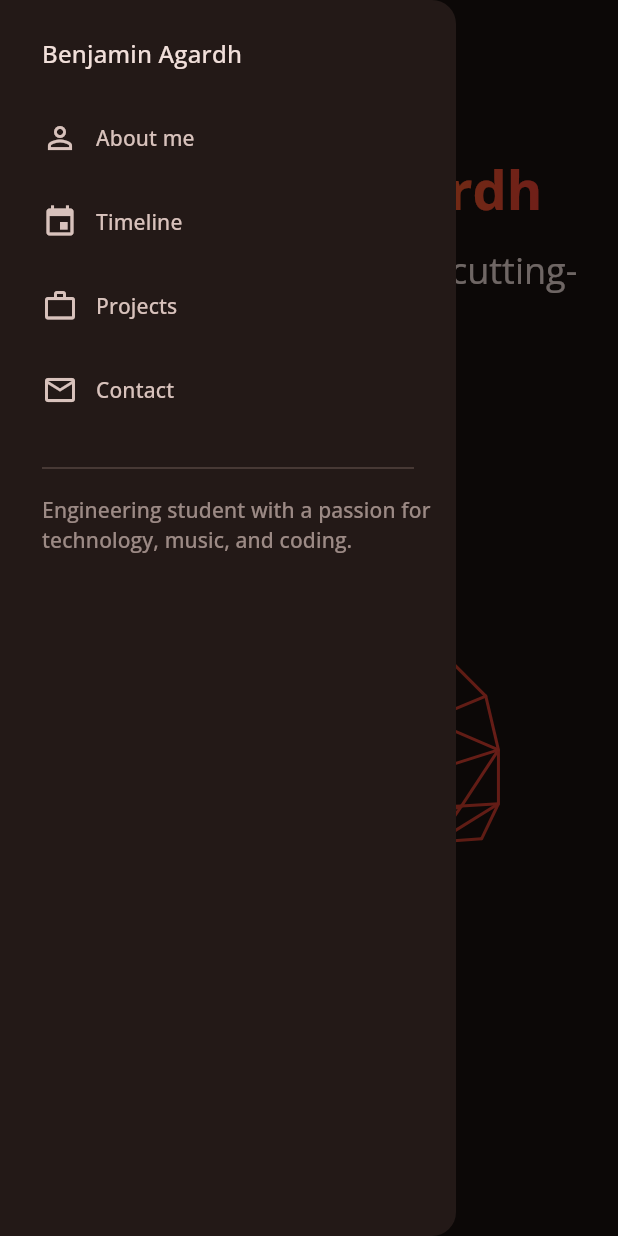
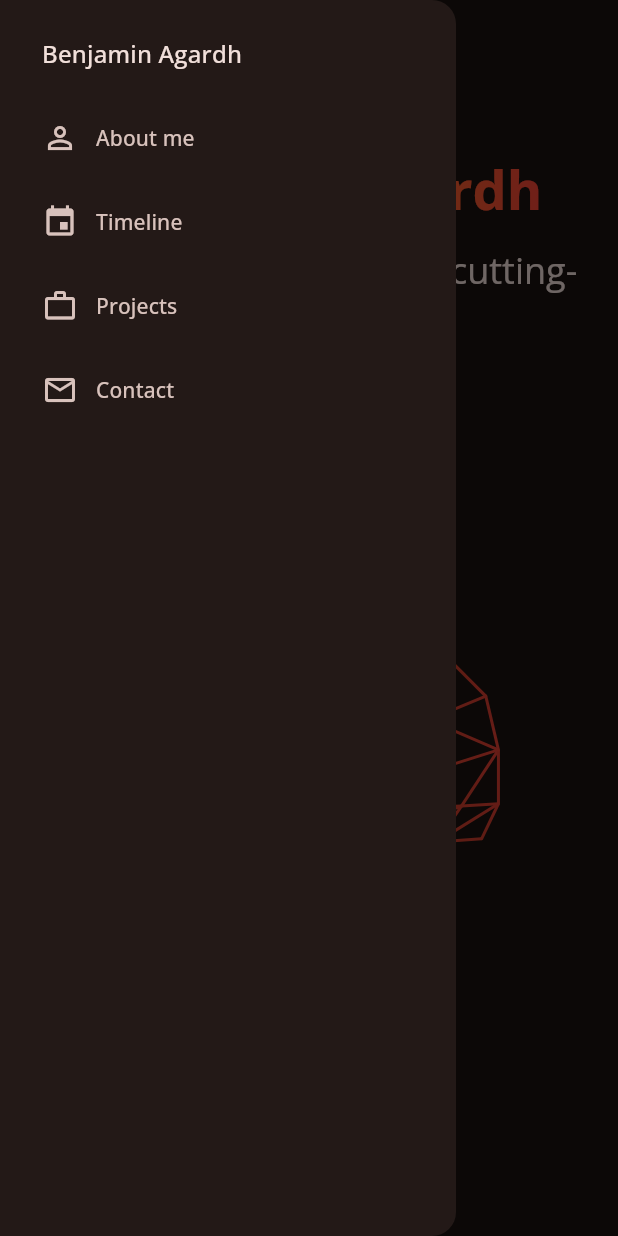
Before and after one commit to bemain/bemain.github.io, a Flutter app: the screen it shows after launch, with the side drawer open, on a phone screen of 412 x 824 dp. Run offline on Flutter 3.47's test engine with Material 3 defaults, Android fonts, the phone set to English and light mode, and no system bars; our stand-ins replace flutter_markdown, flutter_svg, go_router, google_fonts, timelines_plus; missing offline and left inert: markdown.

Commit message:
Don't show descriptional text in the drawer

```diff
--- a/lib/frontpage/contact_section.dart
+++ b/lib/frontpage/contact_section.dart
@@ -24,7 +24,6 @@ class SocialPlatform {
 
 class ContactSection extends StatelessWidget {
   /// A section displaying contact details and links to social platforms.
-  /// TODO: Add link to Moments
   const ContactSection({super.key});
 
   static final List<SocialPlatform> socialPlatforms = [
--- a/lib/frontpage/frontpage.dart
+++ b/lib/frontpage/frontpage.dart
@@ -133,13 +133,12 @@ class _FrontpageState extends State<Frontpage> {
   bool _isVisible(
     GlobalKey key,
     ScrollNotification scroll, {
-    double offsetMargin = 64,
+    double offsetMargin = 128,
   }) {
     final RenderObject? renderObject = key.currentContext?.findRenderObject();
     if (renderObject == null) return false;
 
-    final RenderAbstractViewport viewport =
-        RenderAbstractViewport.of(renderObject);
+    final viewport = RenderAbstractViewport.of(renderObject);
     final offsetToRevealTop = viewport.getOffsetToReveal(renderObject, 0.0);
 
     return scroll.metrics.pixels > offsetToRevealTop.offset - offsetMargin;
@@ -215,22 +214,10 @@ class _FrontpageState extends State<Frontpage> {
               ),
             ),
             ...Frontpage.destinations,
-            const Padding(
-              padding: EdgeInsets.fromLTRB(28, 16, 28, 10),
-              child: Divider(),
-            ),
-            Padding(
-              padding: const EdgeInsets.fromLTRB(28, 0, 16, 0),
-              child: Text(
-                """Engineering student with a passion for technology, music, and coding.""",
-                style: Theme.of(context).textTheme.labelLarge?.copyWith(
-                      color: Theme.of(context)
-                          .colorScheme
-                          .onSurfaceVariant
-                          .withAlpha(0xaa),
-                    ),
-              ),
-            ),
+            // const Padding(
+            //   padding: EdgeInsets.fromLTRB(28, 16, 28, 10),
+            //   child: Divider(),
+            // ),
           ],
         );
 
--- a/lib/frontpage/timeline_section.dart
+++ b/lib/frontpage/timeline_section.dart
@@ -16,7 +16,6 @@ enum EventType {
 }
 
 class Event {
-  // TODO: Add links to events
   const Event({
     required this.title,
     required this.type,
```
